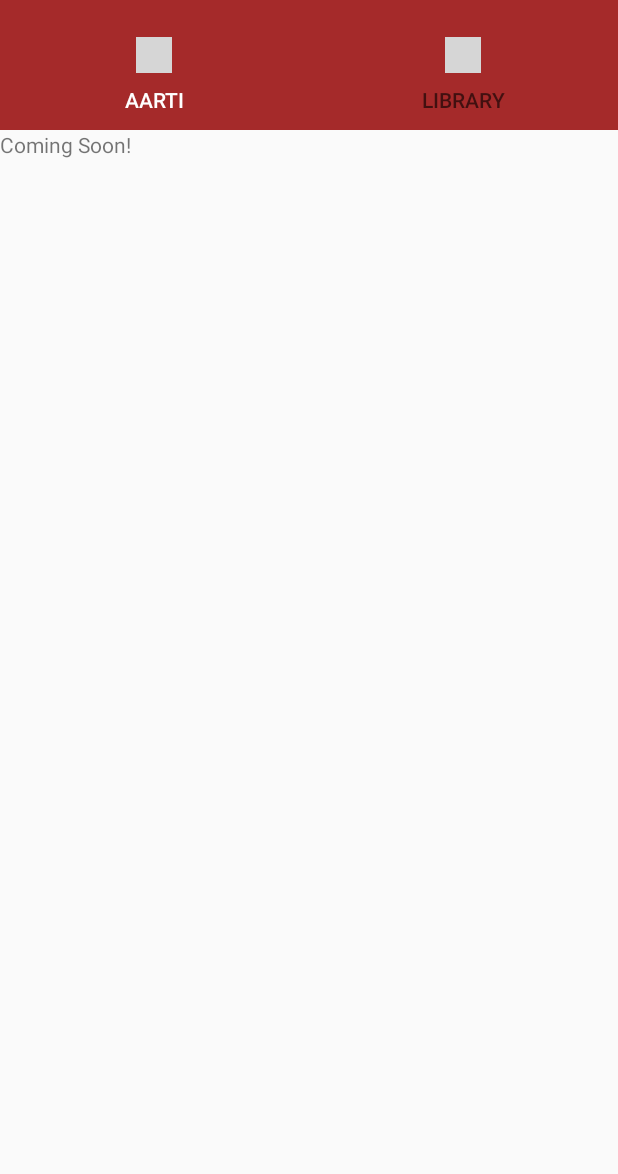
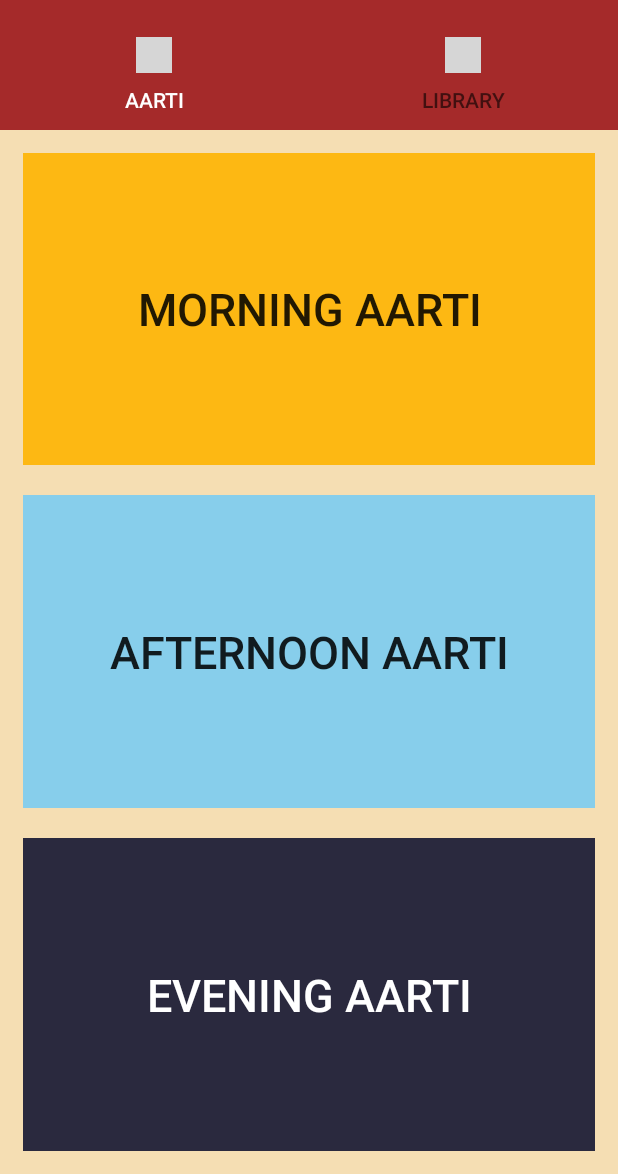
Before and after one commit to priyamshah112/aartimusicapp, an Android app: the screen it shows after launch (MainActivity), on a phone screen of 412 x 824 dp, the part 62-1236 px from its top. Run offline under Robolectric (Android 15) with nearby library versions, the phone set to English and light mode, and no system bars; libraries missing offline, so code that uses them is left out: com.karumi.dexter; 1 statement that could not run was skipped; grey boxes are pictures that could not be loaded.

Commit message:
aarti pg update

```diff
--- a/app/src/main/java/com/example/letsplay/Aarti.java
+++ b/app/src/main/java/com/example/letsplay/Aarti.java
@@ -1,29 +1,113 @@
 package com.example.letsplay;
 
 
+import android.content.Intent;
 import android.os.Bundle;
+import android.os.Environment;
 import android.support.v4.app.Fragment;
+import android.util.Log;
 import android.view.LayoutInflater;
 import android.view.View;
 import android.view.ViewGroup;
+import android.widget.Button;
+
+import java.io.File;
+import java.util.ArrayList;
 
 
 /**
  * A simple {@link Fragment} subclass.
  */
-public class Aarti extends Fragment {
-
-
+public class Aarti extends Fragment implements View.OnClickListener {
+    Button mrngbutton;
+    Button noonbutton;
+    Button eveningbutton;
+//    ArrayList<File> allSongs = new ArrayList<File>(new File(this.getClass().getResource(R.raw.morning).getFile()) );
     public Aarti() {
         // Required empty public constructor
     }
 
 
+
     @Override
     public View onCreateView(LayoutInflater inflater, ViewGroup container,
                              Bundle savedInstanceState) {
+
+        System.out.println("Inflating Aarti Fragment here");
         // Inflate the layout for this fragment
-        return inflater.inflate(R.layout.fragment_aarti, container, false);
+        View v = inflater.inflate(R.layout.fragment_aarti, container, false);
+        mrngbutton = (Button) v.findViewById(R.id.MorningBtn);
+        mrngbutton.setOnClickListener(this);
+
+        noonbutton = (Button) v.findViewById(R.id.NoonBtn);
+        noonbutton.setOnClickListener(this);
+
+        eveningbutton = (Button) v.findViewById(R.id.EveningBtn);
+        eveningbutton.setOnClickListener(this);
+
+        return v;
     }
 
+    public ArrayList<File> findMusics(File file){
+
+        ArrayList<File> musicLists = new ArrayList<File>();
+
+        File[] files = file.listFiles();
+
+        for(File singleFile: files ){
+            if(singleFile.isDirectory() && !singleFile.isHidden()){
+                musicLists.addAll(findMusics(singleFile));
+            }else{
+                if(singleFile.getName().endsWith(".mp3") || singleFile.getName().endsWith(".m4a") || singleFile.getName().endsWith(".wav") || singleFile.getName().endsWith(".m4b")){
+                    musicLists.add(singleFile);
+                }
+            }
+        }
+
+        return musicLists;
+
+    }
+
+    @Override
+    public void onClick(View v) {
+        switch (v.getId()) {
+            case R.id.MorningBtn:
+                System.out.println("morning");
+                String songName = "morning";
+                Intent play = new Intent(getActivity(),Player.class);
+//                play.putExtra("songs",allSongs).putExtra("songName",songName).putExtra("position",0);
+//                startActivity(play);
+                break;
+            case R.id.NoonBtn:
+                System.out.println("Noon");
+                String songName1 = "afternoon";
+                Intent play1 = new Intent(getActivity(),Player.class);
+//                play1.putExtra("songs",allSongs).putExtra("songName",songName1).putExtra("position",1);
+//                startActivity(play1);
+                break;
+            case R.id.EveningBtn:
+                System.out.println("Evening");
+                String songName2 = "evening";
+                Intent play2 = new Intent(getActivity(),Player.class);
+//                play2.putExtra("songs",allSongs).putExtra("songName",songName2).putExtra("position",2);
+//                startActivity(play2);
+                break;
+        }
+    }
+
+    public void MorningAartiPlayer(View view){
+        mrngbutton = (Button) view.findViewById(R.id.MorningBtn);
+
+
+    }
+
+    public void NoonAartiPlayer(View view){
+        noonbutton = (Button) view.findViewById(R.id.NoonBtn);
+
+    }
+
+    public void EveningAartiPlayer(View view){
+        eveningbutton = (Button) view.findViewById(R.id.EveningBtn);
+
+    }
 }
--- a/app/src/main/res/layout/fragment_aarti.xml
+++ b/app/src/main/res/layout/fragment_aarti.xml
@@ -1,14 +1,64 @@
 <?xml version="1.0" encoding="utf-8"?>
-<FrameLayout xmlns:android="http://schemas.android.com/apk/res/android"
+<LinearLayout xmlns:android="http://schemas.android.com/apk/res/android"
     xmlns:tools="http://schemas.android.com/tools"
+    android:orientation="vertical"
     android:layout_width="match_parent"
     android:layout_height="match_parent"
-    tools:context=".Aarti">
+    android:background="@color/colorBackground"
+    android:weightSum="9"
+    tools:context=".Aarti"
+    android:padding="5dp">
+    <LinearLayout
+        android:background="@color/colorMorning"
+        android:layout_height="0dp"
+        android:layout_width="match_parent"
+        android:layout_margin="10dp"
+        android:layout_weight="3" >
 
-    <!-- TODO: Update blank fragment layout -->
-    <TextView
+        <Button
+            android:id="@+id/MorningBtn"
+            android:layout_width="match_parent"
+            android:layout_height="match_parent"
+            android:background="@color/colorMorning"
+            android:onClick="MorningAartiPlayer"
+            android:text="Morning Aarti"
+            android:textSize="30sp" />
+
+    </LinearLayout>
+    <LinearLayout
+
+        android:background="@color/colorNoon"
+        android:layout_height="0dp"
+        android:layout_margin="10dp"
         android:layout_width="match_parent"
-        android:layout_height="match_parent"
-        android:text="@string/hello_blank_fragment" />
+        android:layout_weight="3" >
 
-</FrameLayout>
+        <Button
+            android:id="@+id/NoonBtn"
+            android:layout_width="match_parent"
+            android:layout_height="match_parent"
+            android:background="@color/colorNoon"
+            android:onClick="NoonAartiPlayer"
+            android:text="Afternoon Aarti"
+            android:textSize="30sp" />
+
+    </LinearLayout>
+    <LinearLayout
+        android:background="@color/colorEvening"
+        android:layout_height="0dp"
+        android:layout_margin="10dp"
+        android:layout_width="match_parent"
+        android:layout_weight="3" >
+
+        <Button
+            android:id="@+id/EveningBtn"
+            android:layout_width="match_parent"
+            android:layout_height="match_parent"
+            android:background="@color/colorEvening"
+            android:onClick="EveningAartiPlayer"
+            android:text="Evening Aarti"
+            android:textColor="#FFFFFF"
+            android:textSize="30sp" />
+
+    </LinearLayout>
+    </LinearLayout>
--- a/app/src/main/res/layout/fragment_library.xml
+++ b/app/src/main/res/layout/fragment_library.xml
@@ -3,11 +3,14 @@
     xmlns:tools="http://schemas.android.com/tools"
     android:layout_width="match_parent"
     android:layout_height="match_parent"
+    android:background="@color/colorBackground"
     tools:context=".Library">
 
    <ListView
        android:layout_width="match_parent"
        android:layout_height="wrap_content"
-       android:id="@+id/musicListView"/>
+       android:id="@+id/musicListView"
+       android:outlineAmbientShadowColor="@color/colorEvening"
+       />
 
 </FrameLayout>
```
Also changed, not shown: app/src/main/java/com/example/letsplay/Player.java (+1 -15 lines), app/src/main/res/drawable/ic_wb_sunny_black_24dp.xml (added, +9 -0 lines), app/src/main/res/layout/activity_player.xml (+1 -44 lines), 3 other files.
